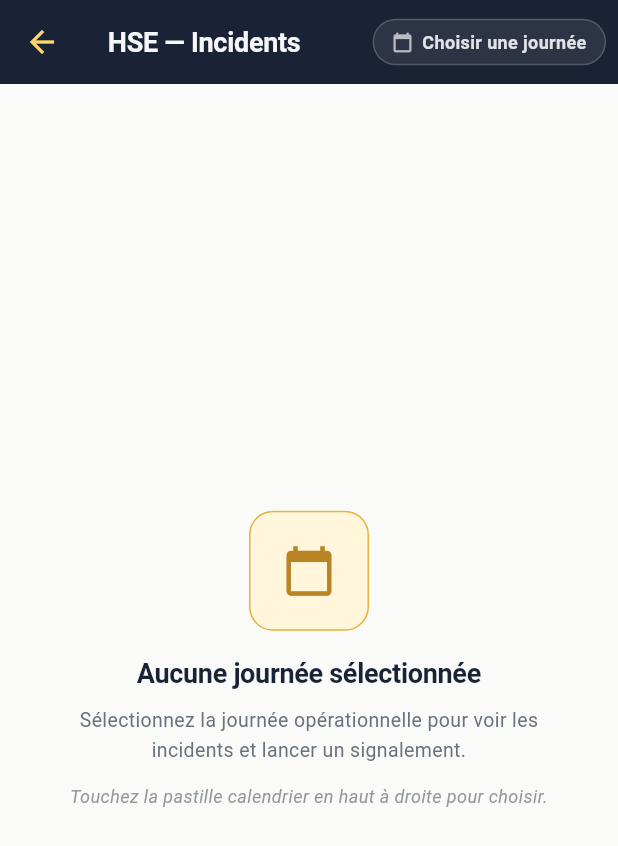
After one commit to yobonoukassio-blip/gravel-erp, a Flutter app: the _HseSwitchboard screen opened directly, on a phone screen of 412 x 824 dp. The commit adds this screen. Shown: the top 846 px of the screen. Run offline on Flutter 3.47's test engine with Material 3 defaults, Android fonts, the phone set to English and light mode, and no system bars; our stand-ins replace dio, drift, flutter_riverpod, flutter_secure_storage, signature; missing offline and left inert: drift_sqlite_async, flutter_appauth, opentelemetry, powersync, sqlite_async; accounts and stored records are empty; generated files the repository leaves out were written again.

Commit message:
feat(mobile): operational day provider + extraction cycle list + HSE wiring
- OperationalDayProvider (Riverpod Notifier): global day state with a
  compact OperationalDayPicker chip droppable into any AppBar. Renders a
  NoDaySelected empty-state when no day picked. Replaces the static
  placeholder pattern.
- ExtractionCycleListScreen: reads cycles for the active day from the
  Drift-backed repo, renders per-cycle tile with material-typed icon, time,
  optional downtime warning, and a sync-pending chip on rows the device
  hasn't ACK'd from PowerSync upstream yet. FAB + empty-state both wire
  to the existing form (form open is a stub snackbar pending the operator
  picker — wired next).
- HseSwitchboard: routes ModuleId.hse to the EXISTING IncidentListScreen
  once the user has picked a day, otherwise shows the NoDaySelected guide.
  Closes the placeholder gap on HSE — incident list is now reachable.

dart analyze: 0 errors, 5 const-suggestion infos only.

```diff
--- a/apps/mobile/lib/app/app.dart
+++ b/apps/mobile/lib/app/app.dart
@@ -7,13 +7,16 @@ import '../features/alerts/screens/alerts_screen.dart';
 import '../features/concassage/screens/concassage_screen.dart';
 import '../features/criblage/screens/criblage_screen.dart';
 import '../features/dashboard/screens/dashboard_screen.dart';
+import '../features/extraction/screens/extraction_cycle_list.dart';
 import '../features/foration/screens/drilling_plan_list.dart';
 import '../features/fuel/screens/equipment_refuel_form.dart';
+import '../features/hse/screens/incident_list.dart';
 import '../features/maintenance/screens/maintenance_screen.dart';
 import '../features/settings/settings_screen.dart';
 import '../features/stockpile/screens/stockpile_screen.dart';
 import '../features/ventes/screens/ventes_screen.dart';
 import 'common/module_placeholder.dart';
+import 'common/operational_day_provider.dart';
 import 'theme.dart';
 
 /// Gravel Ivoire ERP — root mobile app shell.
@@ -176,13 +179,10 @@ class _ShellState extends State<_Shell> {
       case ModuleId.settings:
         return const SettingsScreen();
       case ModuleId.extraction:
-        return const ModulePlaceholder(
-          title: 'Extraction',
-          subtitle:
-              "Liste des cycles d'extraction à venir. Le formulaire de "
-              "saisie cycle est accessible depuis un plan d'opération.",
-          iconData: Icons.landscape,
-          requirementCode: 'EXT-01 · EXT-02',
+        return ExtractionCycleListScreen(
+          tenantId: GravelApp.tenantId,
+          siteId: GravelApp.siteId,
+          operatorId: GravelApp.userId,
         );
       case ModuleId.transport:
         return const ModulePlaceholder(
@@ -203,13 +203,9 @@ class _ShellState extends State<_Shell> {
           requirementCode: 'TIR-01..07',
         );
       case ModuleId.hse:
-        return const ModulePlaceholder(
-          title: 'HSE',
-          subtitle:
-              'Liste des incidents nécessite le contexte journée opérationnelle '
-              '— branchement à venir avec le sélecteur de jour ops.',
-          iconData: Icons.health_and_safety,
-          requirementCode: 'HSE-01 · HSE-02',
+        return _HseSwitchboard(
+          tenantId: GravelApp.tenantId,
+          siteId: GravelApp.siteId,
         );
       case ModuleId.rh:
         return const ModulePlaceholder(
@@ -511,3 +507,36 @@ class _StatusFooter extends StatelessWidget {
     );
   }
 }
+
+/// Routes the HSE module to the existing IncidentListScreen once the user
+/// has picked an operational day. Avoids hard-failing the shell if the
+/// context isn't ready yet.
+class _HseSwitchboard extends ConsumerWidget {
+  const _HseSwitchboard({required this.tenantId, required this.siteId});
+
+  final String tenantId;
+  final String siteId;
+
+  @override
+  Widget build(BuildContext context, WidgetRef ref) {
+    final day = ref.watch(operationalDayProvider);
+    if (day == null) {
+      return Scaffold(
+        appBar: AppBar(
+          title: const Text('HSE — Incidents'),
+          actions: const [OperationalDayPicker()],
+        ),
+        body: const NoDaySelected(
+          message:
+              "Sélectionnez la journée opérationnelle pour voir les incidents et "
+              'lancer un signalement.',
+        ),
+      );
+    }
+    return IncidentListScreen(
+      tenantId: tenantId,
+      siteId: siteId,
+      operationalDayId: day.id,
+    );
+  }
+}
--- /dev/null
+++ b/apps/mobile/lib/app/common/operational_day_provider.dart
@@ -0,0 +1,214 @@
+import 'package:flutter/material.dart';
+import 'package:flutter_riverpod/flutter_riverpod.dart';
+
+import '../theme.dart';
+
+/// Active operational day across the mobile app.
+///
+/// Used by every list-view / form that needs to filter by the current shift
+/// (extraction, transport, HSE incidents, RH pointage, tir, fuel refuel).
+///
+/// `null` means "not yet selected" — list-views render an empty-day prompt
+/// instead of a list. The user picks via [OperationalDayPicker] in the
+/// AppBar of any screen that needs context.
+///
+/// Phase 7 will fetch the active day from the API based on user role + site
+/// + clock; for now the user picks manually.
+final operationalDayProvider =
+    NotifierProvider<OperationalDayNotifier, OperationalDay?>(
+  OperationalDayNotifier.new,
+);
+
+class OperationalDayNotifier extends Notifier<OperationalDay?> {
+  @override
+  OperationalDay? build() => null;
+
+  void set(OperationalDay day) => state = day;
+  void clear() => state = null;
+}
+
+@immutable
+class OperationalDay {
+  const OperationalDay({
+    required this.id,
+    required this.dayLocal,
+    required this.label,
+  });
+
+  /// Operational day UUID (server-issued).
+  final String id;
+
+  /// Local date (YYYY-MM-DD).
+  final DateTime dayLocal;
+
+  /// Display label (e.g. "Jour J · 16 mai 2026").
+  final String label;
+}
+
+/// Reusable picker — drop into an AppBar `actions` slot.
+///
+/// Renders a compact chip showing the active day, opens a date picker on tap.
+/// In production this will hit `/api/operational-days?date=...` to resolve
+/// the server-side day id; for now we synthesize an id from the date so
+/// list-view filtering works against the local Drift db.
+class OperationalDayPicker extends ConsumerWidget {
+  const OperationalDayPicker({super.key});
+
+  @override
+  Widget build(BuildContext context, WidgetRef ref) {
+    final day = ref.watch(operationalDayProvider);
+    final label = day == null
+        ? 'Choisir une journée'
+        : _formatLabel(day.dayLocal);
+
+    return Padding(
+      padding: const EdgeInsets.only(right: GravelTokens.space2),
+      child: Material(
+        color: Colors.transparent,
+        child: InkWell(
+          borderRadius: BorderRadius.circular(999),
+          onTap: () async {
+            final picked = await showDatePicker(
+              context: context,
+              initialDate: day?.dayLocal ?? DateTime.now(),
+              firstDate: DateTime(2025),
+              lastDate: DateTime.now().add(const Duration(days: 1)),
+              helpText: 'Journée opérationnelle',
+              cancelText: 'Annuler',
+              confirmText: 'Valider',
+            );
+            if (picked == null) return;
+            ref.read(operationalDayProvider.notifier).set(
+                  OperationalDay(
+                    id: 'opday-${picked.toIso8601String().split('T')[0]}',
+                    dayLocal: picked,
+                    label: _formatLabel(picked),
+                  ),
+                );
+          },
+          child: Container(
+            padding: const EdgeInsets.symmetric(
+              horizontal: GravelTokens.space3,
+              vertical: 6,
+            ),
+            decoration: BoxDecoration(
+              color: Colors.white.withValues(alpha: 0.08),
+              borderRadius: BorderRadius.circular(999),
+              border: Border.all(
+                color: day == null
+                    ? Colors.white.withValues(alpha: 0.18)
+                    : GravelTokens.gold.withValues(alpha: 0.5),
+              ),
+            ),
+            child: Row(
+              mainAxisSize: MainAxisSize.min,
+              children: [
+                Icon(
+                  Icons.calendar_today,
+                  size: 14,
+                  color: day == null
+                      ? GravelTokens.textOnNavy.withValues(alpha: 0.7)
+                      : GravelTokens.goldBright,
+                ),
+                const SizedBox(width: 6),
+                Text(
+                  label,
+                  style: TextStyle(
+                    fontSize: 12,
+                    fontWeight: FontWeight.w600,
+                    color: day == null
+                        ? GravelTokens.textOnNavy.withValues(alpha: 0.9)
+                        : GravelTokens.goldBright,
+                  ),
+                ),
+              ],
+            ),
+          ),
+        ),
+      ),
+    );
+  }
+
+  String _formatLabel(DateTime d) {
+    const months = [
+      'janv',
+      'févr',
+      'mars',
+      'avr',
+      'mai',
+      'juin',
+      'juil',
+      'août',
+      'sept',
+      'oct',
+      'nov',
+      'déc',
+    ];
+    return '${d.day} ${months[d.month - 1]} ${d.year}';
+  }
+}
+
+/// Empty state shown when no operational day is selected — guides the user
+/// toward the picker.
+class NoDaySelected extends StatelessWidget {
+  const NoDaySelected({super.key, required this.message});
+  final String message;
+
+  @override
+  Widget build(BuildContext context) {
+    return Center(
+      child: Padding(
+        padding: const EdgeInsets.all(GravelTokens.space6),
+        child: Column(
+          mainAxisSize: MainAxisSize.min,
+          children: [
+            Container(
+              width: 80,
+              height: 80,
+              decoration: BoxDecoration(
+                color: GravelTokens.goldSoft,
+                borderRadius: BorderRadius.circular(GravelTokens.radiusLg),
+                border: Border.all(color: GravelTokens.gold),
+              ),
+              child: const Icon(
+                Icons.calendar_today,
+                size: 36,
+                color: GravelTokens.goldDeep,
+              ),
+            ),
+            const SizedBox(height: GravelTokens.space4),
+            const Text(
+              "Aucune journée sélectionnée",
+              style: TextStyle(
+                fontSize: 18,
+                fontWeight: FontWeight.w700,
+                color: GravelTokens.text,
+                letterSpacing: -0.2,
+              ),
+            ),
+            const SizedBox(height: GravelTokens.space2),
+            Text(
+              message,
+              textAlign: TextAlign.center,
+              style: const TextStyle(
+                fontSize: 13,
+                color: GravelTokens.textMuted,
+                height: 1.5,
+              ),
+            ),
+            const SizedBox(height: GravelTokens.space3),
+            const Text(
+              "Touchez la pastille calendrier en haut à droite pour choisir.",
+              textAlign: TextAlign.center,
+              style: TextStyle(
+                fontSize: 12,
+                color: GravelTokens.textSoft,
+                fontStyle: FontStyle.italic,
+              ),
+            ),
+          ],
+        ),
+      ),
+    );
+  }
+}
```
Also changed, not shown: apps/mobile/lib/features/extraction/screens/extraction_cycle_list.dart (added, +370 -0 lines).
